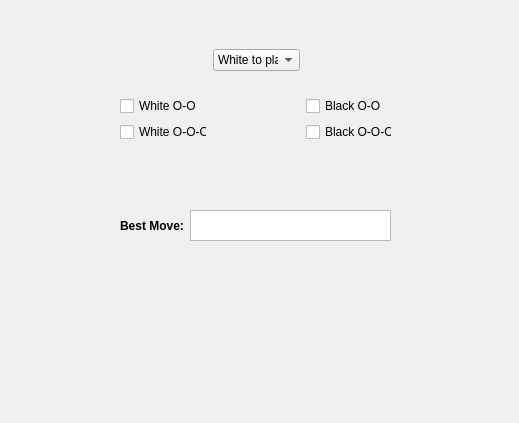
Old version of the form ui/best_move.ui in the repository ZakyHermawan/python-chess_solver.
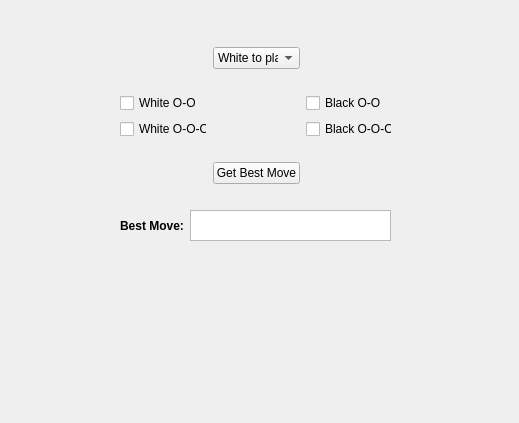
New version of the form.

Diff of the .ui file:
```diff
--- a/ui/best_move.ui
+++ b/ui/best_move.ui
@@ -120,6 +120,13 @@
       </item>
      </widget>
     </item>
+    <item row="4" column="1">
+     <widget class="QPushButton" name="pushButton">
+      <property name="text">
+       <string>Get Best Move</string>
+      </property>
+     </widget>
+    </item>
    </layout>
   </widget>
   <widget class="QTextBrowser" name="textBrowser">
```
